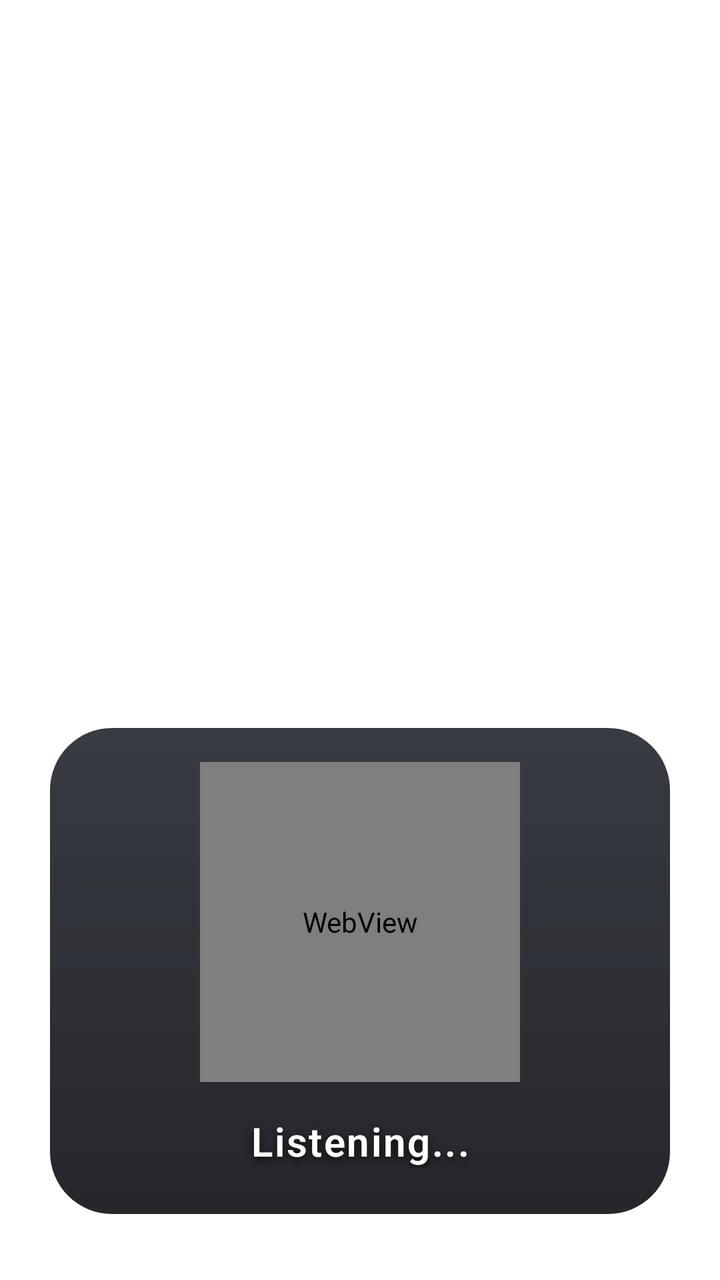
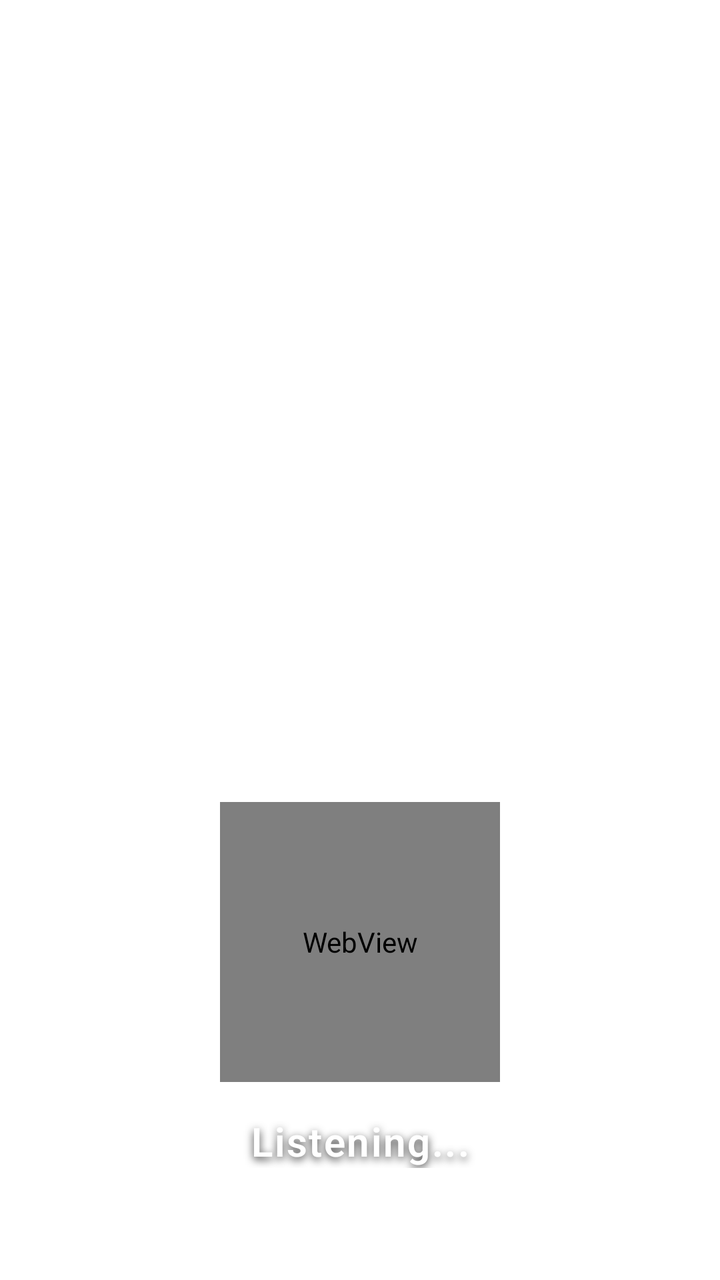

The first picture is an Android layout as it rendered before a commit; the second is the same layout after the commit. The layout source and the unified diff follow.
<!-- AndroidManifest.xml: activity theme Theme.TransparentAssistant -->
<!-- res/layout/activity_assistant.xml -->
<?xml version="1.0" encoding="utf-8"?>
<RelativeLayout xmlns:android="http://schemas.android.com/apk/res/android"
    android:id="@+id/assistantRootLayout"
    android:layout_width="match_parent"
    android:layout_height="match_parent"
    android:background="@android:color/transparent">

    
    <LinearLayout
        android:id="@+id/dynamicPillContainer"
        android:layout_width="wrap_content"
        android:layout_height="wrap_content"
        android:layout_alignParentTop="true"
        android:layout_centerHorizontal="true"
        android:layout_marginTop="36dp"
        android:orientation="horizontal"
        android:gravity="center_vertical"
        android:background="@drawable/bg_dynamic_pill"
        android:paddingStart="18dp"
        android:paddingEnd="22dp"
        android:paddingTop="10dp"
        android:paddingBottom="10dp"
        android:elevation="32dp"
        android:visibility="gone">

        <ImageView
            android:id="@+id/pillIcon"
            android:layout_width="20dp"
            android:layout_height="20dp"
            android:layout_marginEnd="10dp"
            android:tint="#00E5FF"
            android:contentDescription="Action Icon"
            android:src="@android:drawable/ic_lock_silent_mode_off" />

        <TextView
            android:id="@+id/pillText"
            android:layout_width="wrap_content"
            android:layout_height="wrap_content"
            android:textColor="#FFFFFF"
            android:textSize="14sp"
            android:fontFamily="sans-serif-medium"
            android:letterSpacing="0.02"
            android:shadowColor="#99000000"
            android:shadowDx="0"
            android:shadowDy="2"
            android:shadowRadius="4"
            android:text="Action Executed" />
    </LinearLayout>

    
    <LinearLayout
        android:id="@+id/bottomSheetContainer"
        android:layout_width="match_parent"
        android:layout_height="wrap_content"
        android:layout_alignParentBottom="true"
        android:layout_centerHorizontal="true"
        android:layout_marginStart="24dp"
        android:layout_marginEnd="24dp"
        android:layout_marginBottom="32dp"
        android:background="@drawable/bg_bottom_sheet_premium"
        android:gravity="center_horizontal"
        android:orientation="vertical"
        android:paddingStart="20dp"
        android:paddingTop="18dp"
        android:paddingEnd="20dp"
        android:paddingBottom="24dp"
        android:elevation="16dp">

        
        <FrameLayout
            android:id="@+id/orbContainer"
            android:layout_width="160dp"
            android:layout_height="160dp"
            android:layout_gravity="center_horizontal">

            
            <WebView
                android:id="@+id/orbWebView"
                android:layout_width="160dp"
                android:layout_height="160dp"
                android:layout_gravity="center"
                android:background="@android:color/transparent"
                android:layerType="hardware" />
        </FrameLayout>

        
        <ScrollView
            android:id="@+id/statusScrollView"
            android:layout_width="match_parent"
            android:layout_height="wrap_content"
            android:layout_marginTop="16dp"
            android:scrollbars="vertical"
            android:fadeScrollbars="true"
            android:overScrollMode="ifContentScrolls">

            
            <TextView
                android:id="@+id/statusTextView"
                android:layout_width="match_parent"
                android:layout_height="wrap_content"
                android:layout_gravity="center_horizontal"
                android:fontFamily="sans-serif-light"
                android:gravity="center"
                android:letterSpacing="0.04"
                android:shadowColor="#CC000000"
                android:shadowDx="0"
                android:shadowDy="4"
                android:shadowRadius="10"
                android:text="Listening..."
                android:textColor="#FFFFFF"
                android:textSize="20sp"
                android:textStyle="bold" />
        </ScrollView>

        
        <TextView
            android:id="@+id/subtitleTextView"
            android:layout_width="wrap_content"
            android:layout_height="wrap_content"
            android:layout_gravity="center_horizontal"
            android:layout_marginTop="8dp"
            android:fontFamily="sans-serif"
            android:gravity="center"
            android:letterSpacing="0.02"
            android:shadowColor="#66000000"
            android:shadowDx="0"
            android:shadowDy="2"
            android:shadowRadius="4"
            android:text=""
            android:textColor="#B300E5FF"
            android:textSize="14sp"
            android:visibility="gone" />

    </LinearLayout>

</RelativeLayout>
<!-- resources referenced by this layout -->
<resources>
  <!-- drawable bg_bottom_sheet_premium (drawable) -->
  <?xml version="1.0" encoding="utf-8"?>
  <layer-list xmlns:android="http://schemas.android.com/apk/res/android">
      
      <item>
          <shape android:shape="rectangle">
              <corners android:radius="32dp" />
              <stroke
                  android:width="1.2dp"
                  android:color="#38FFFFFF" />
              <solid android:color="#00000000" />
          </shape>
      </item>
  
      
      <item
          android:top="1dp"
          android:bottom="1dp"
          android:left="1dp"
          android:right="1dp">
          <shape android:shape="rectangle">
              <corners android:radius="31dp" />
              <gradient
                  android:type="linear"
                  android:startColor="#D9161922"
                  android:endColor="#E60D0F14"
                  android:angle="270" />
          </shape>
      </item>
  </layer-list>
  <!-- drawable bg_dynamic_pill (drawable) -->
  <?xml version="1.0" encoding="utf-8"?>
  <layer-list xmlns:android="http://schemas.android.com/apk/res/android">
      
      <item>
          <shape android:shape="rectangle">
              <corners android:radius="26dp" />
              <stroke
                  android:width="1.2dp"
                  android:color="#55FFFFFF" />
              <solid android:color="#00000000" />
          </shape>
      </item>
  
      
      <item
          android:top="1dp"
          android:bottom="1dp"
          android:left="1dp"
          android:right="1dp">
          <shape android:shape="rectangle">
              <corners android:radius="25dp" />
              <gradient
                  android:type="linear"
                  android:startColor="#E6181B22"
                  android:endColor="#E60D0F14"
                  android:angle="270" />
          </shape>
      </item>
  </layer-list>
  <style name="Theme.TransparentAssistant" parent="Theme.AppCompat.NoActionBar">
          <item name="android:windowBackground">@android:color/transparent</item>
          <item name="android:colorBackground">@android:color/transparent</item>
          <item name="android:colorBackgroundCacheHint">@null</item>
          <item name="android:windowIsTranslucent">true</item>
          <item name="android:windowContentOverlay">@null</item>
          <item name="android:windowNoTitle">true</item>
          <item name="android:backgroundDimEnabled">false</item>
          <item name="android:backgroundDimAmount">0.0</item>
          <item name="android:windowDrawsSystemBarBackgrounds">true</item>
          <item name="android:statusBarColor">@android:color/transparent</item>
          <item name="android:navigationBarColor">@android:color/transparent</item>
          <item name="android:windowAnimationStyle">@android:style/Animation</item>
      </style>
</resources>

<!-- the commit's change to res/layout/activity_assistant.xml (unified diff, before → after) -->
@@ -57,29 +57,32 @@
         android:layout_marginStart="24dp"
         android:layout_marginEnd="24dp"
         android:layout_marginBottom="32dp"
-        android:background="@drawable/bg_bottom_sheet_premium"
+        android:background="@android:color/transparent"
         android:gravity="center_horizontal"
         android:orientation="vertical"
-        android:paddingStart="20dp"
-        android:paddingTop="18dp"
-        android:paddingEnd="20dp"
+        android:paddingStart="16dp"
+        android:paddingTop="12dp"
+        android:paddingEnd="16dp"
         android:paddingBottom="24dp"
-        android:elevation="16dp">
+        android:elevation="0dp">
 
         
         <FrameLayout
             android:id="@+id/orbContainer"
-            android:layout_width="160dp"
-            android:layout_height="160dp"
+            android:layout_width="140dp"
+            android:layout_height="140dp"
+            android:background="@android:color/transparent"
             android:layout_gravity="center_horizontal">
 
             
             <WebView
                 android:id="@+id/orbWebView"
-                android:layout_width="160dp"
-                android:layout_height="160dp"
+                android:layout_width="140dp"
+                android:layout_height="140dp"
                 android:layout_gravity="center"
                 android:background="@android:color/transparent"
+                android:overScrollMode="never"
+                android:scrollbars="none"
                 android:layerType="hardware" />
         </FrameLayout>
 
<!-- resource entries referenced after the edit -->
@@ -1,35 +1,5 @@
 <!-- resources referenced by this layout -->
 <resources>
-  <!-- drawable bg_bottom_sheet_premium (drawable) -->
-  <?xml version="1.0" encoding="utf-8"?>
-  <layer-list xmlns:android="http://schemas.android.com/apk/res/android">
-      
-      <item>
-          <shape android:shape="rectangle">
-              <corners android:radius="32dp" />
-              <stroke
-                  android:width="1.2dp"
-                  android:color="#38FFFFFF" />
-              <solid android:color="#00000000" />
-          </shape>
-      </item>
-  
-      
-      <item
-          android:top="1dp"
-          android:bottom="1dp"
-          android:left="1dp"
-          android:right="1dp">
-          <shape android:shape="rectangle">
-              <corners android:radius="31dp" />
-              <gradient
-                  android:type="linear"
-                  android:startColor="#D9161922"
-                  android:endColor="#E60D0F14"
-                  android:angle="270" />
-          </shape>
-      </item>
-  </layer-list>
   <!-- drawable bg_dynamic_pill (drawable) -->
   <?xml version="1.0" encoding="utf-8"?>
   <layer-list xmlns:android="http://schemas.android.com/apk/res/android">
